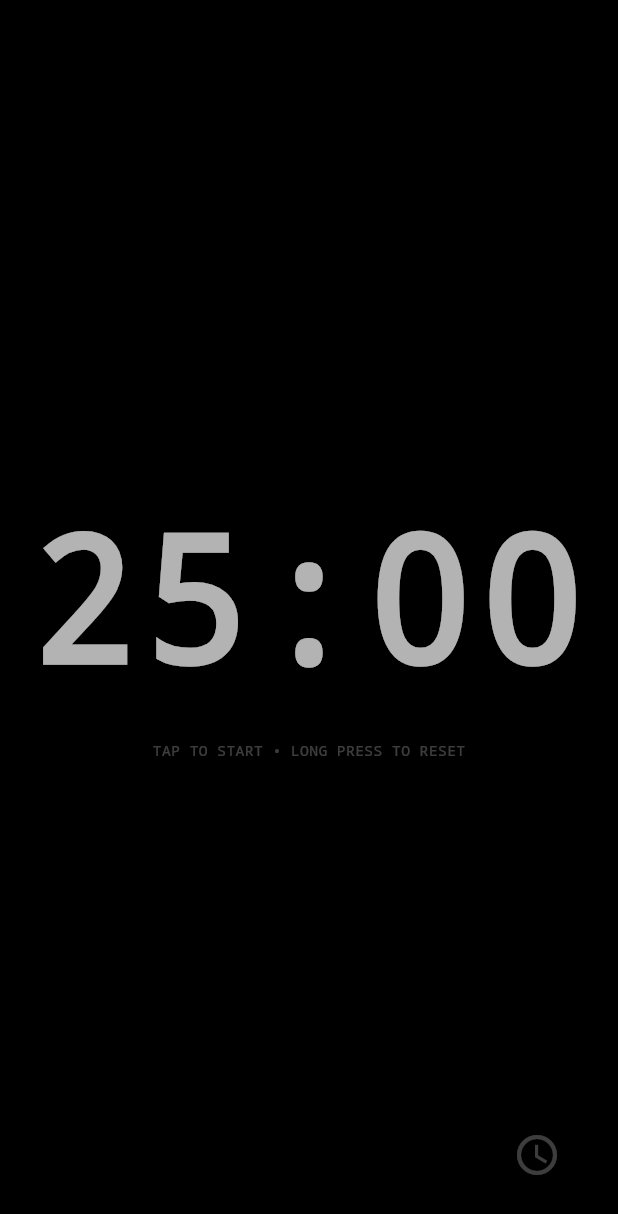
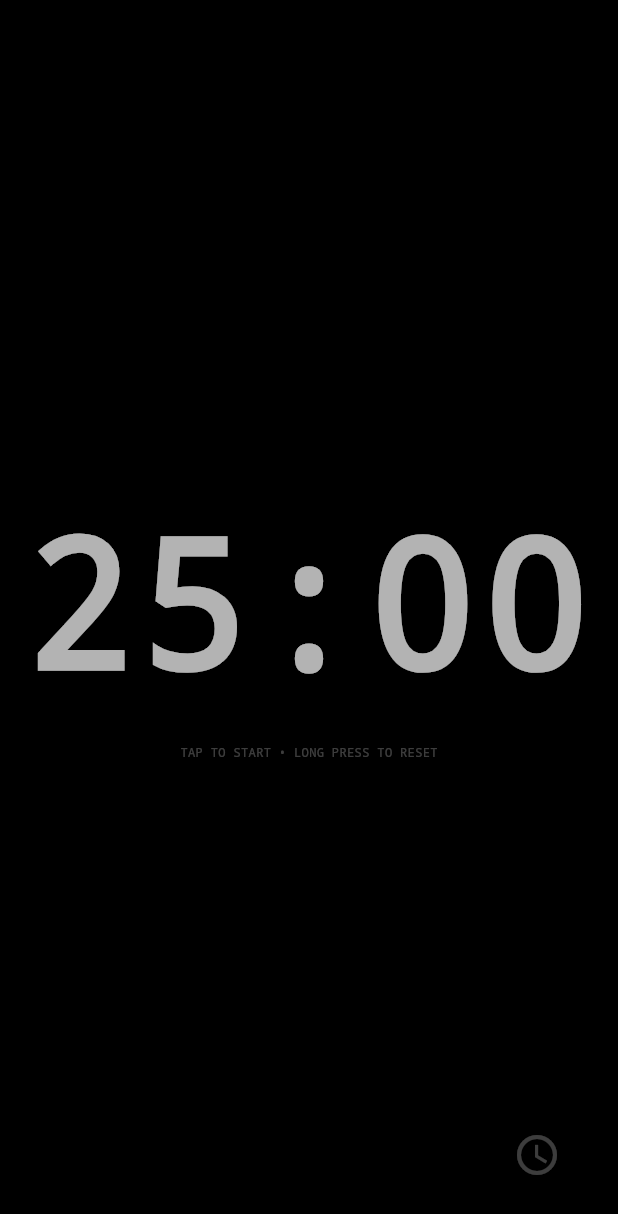
Before and after one commit to ShaijoGeorge/letscooktogether, a Flutter app: the screen it shows after launch, after a tap on the "timer" icon, on a phone screen of 412 x 824 dp. Shown: the top 1214 px of the screen. Run offline on Flutter 3.47's test engine with Material 3 defaults, Android fonts, the phone set to English and light mode, and no system bars; our stand-ins replace wakelock_plus.

Commit message:
feat(style): Increase font size and weight of time display

```diff
--- a/lib/main.dart
+++ b/lib/main.dart
@@ -193,8 +193,8 @@
                       Text(
                         displayString,
                         style: TextStyle(
-                          fontSize: 120,
-                          fontWeight: FontWeight.bold,
+                          fontSize: 150,
+                          fontWeight: FontWeight.w900,
                           color: textColor,
                           fontFamily: 'Courier',
                           letterSpacing: 4.0,
```
